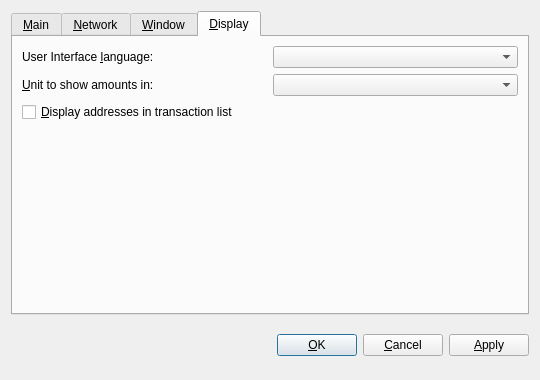
Above: src/qt/forms/optionsdialog.ui from bumbacoin/communitycoin before the change. Below: the same form after it.
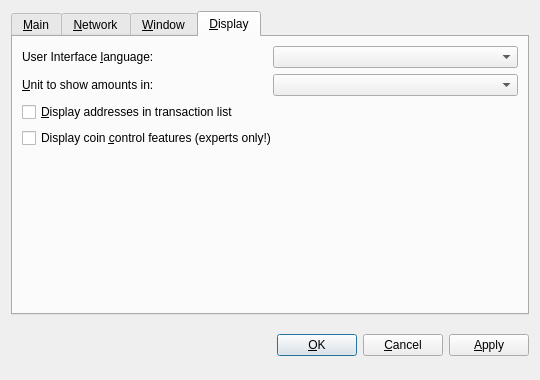
That is the form after the change. The open tabs and pages were chosen to show the change. Custom widgets are drawn as their Qt base class.

Diff of the .ui file:
```diff
--- a/src/qt/forms/optionsdialog.ui
+++ b/src/qt/forms/optionsdialog.ui
@@ -343,6 +343,16 @@
          </property>
         </widget>
        </item>
+       <item>
+        <widget class="QCheckBox" name="coinControlFeatures">
+         <property name="toolTip">
+          <string>Whether to show coin control features or not.</string>
+         </property>
+         <property name="text">
+          <string>Display coin &amp;control features (experts only!)</string>
+         </property>
+        </widget>
+       </item>
        <item>
         <spacer name="verticalSpacer_Display">
          <property name="orientation">
```
